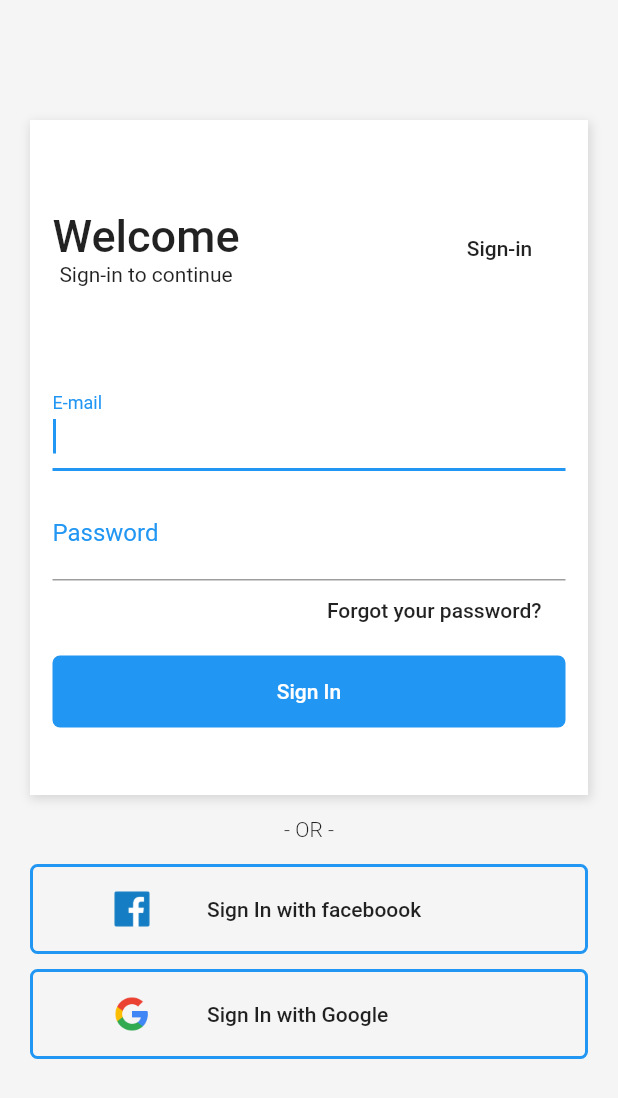
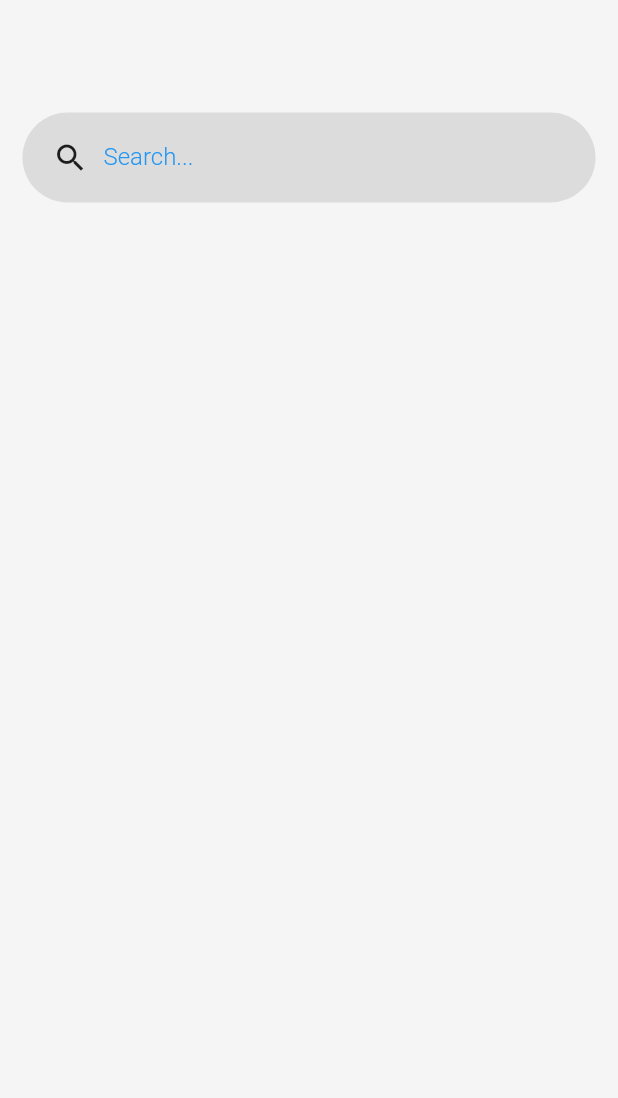
Before and after one commit to DiegoRomario/go_mall_flutter_app, a Flutter app: the screen it shows after launch, after a tap on "Sign In", on a phone screen of 412 x 824 dp. Shown: the top 1098 px of the screen. Run offline on Flutter 3.47's test engine with Material 2 defaults, Android fonts, the phone set to English and light mode, and no system bars.

Commit message:
creating home page

```diff
--- /dev/null
+++ b/lib/pages/home.page.dart
@@ -0,0 +1,66 @@
+import 'package:flutter/material.dart';
+
+class HomePage extends StatelessWidget {
+  @override
+  Widget build(BuildContext context) {
+    return Scaffold(
+      body: Container(
+        padding: EdgeInsets.all(15),
+        color: Color(0xFFF5F5F5),
+        child: Column(
+          crossAxisAlignment: CrossAxisAlignment.stretch,
+          children: <Widget>[
+            SizedBox(
+              height: 60,
+            ),
+            search(),
+          ],
+        ),
+      ),
+    );
+  }
+}
+
+Widget search() {
+  return Container(
+    decoration: BoxDecoration(
+      color: Colors.black.withOpacity(0.1),
+      borderRadius: BorderRadius.all(
+        Radius.circular(128),
+      ),
+    ),
+    height: 60,
+    padding: EdgeInsets.only(
+      left: 20,
+    ),
+    child: Row(
+      children: <Widget>[
+        Icon(
+          Icons.search,
+        ),
+        Container(
+          width: 300,
+          padding: EdgeInsets.only(
+            left: 10,
+          ),
+          child: TextFormField(
+            keyboardType: TextInputType.text,
+            decoration: InputDecoration(
+              border: InputBorder.none,
+              labelText: "Search...",
+              labelStyle: TextStyle(
+                color: Colors.blue,
+                fontWeight: FontWeight.w300,
+                fontSize: 16,
+              ),
+            ),
+            style: TextStyle(
+              fontSize: 20,
+              color: Colors.blue,
+            ),
+          ),
+        )
+      ],
+    ),
+  );
+}
--- a/lib/pages/login.page.dart
+++ b/lib/pages/login.page.dart
@@ -1,4 +1,7 @@
 import 'package:flutter/material.dart';
+import 'package:go_mall_flutter_app/pages/signup.page.dart';
+
+import 'home.page.dart';
 
 class LoginPage extends StatelessWidget {
   @override
@@ -38,9 +41,15 @@ class LoginPage extends StatelessWidget {
                           ],
                         ),
                         FlatButton(
-                          onPressed: () {},
-                          child: Text("Sign-in"),
-                        )
+                            child: Text("Sign-up"),
+                            onPressed: () {
+                              Navigator.push(
+                                context,
+                                MaterialPageRoute(
+                                  builder: (context) => SignupPage(),
+                                ),
+                              );
+                            })
                       ],
                     ),
                     SizedBox(
@@ -98,7 +107,14 @@ class LoginPage extends StatelessWidget {
                         ),
                       ),
                       child: FlatButton(
-                        onPressed: () {},
+                        onPressed: () {
+                          Navigator.push(
+                            context,
+                            MaterialPageRoute(
+                              builder: (context) => HomePage(),
+                            ),
+                          );
+                        },
                         child: Text(
                           "Sign In",
                           style: TextStyle(
```
Also changed, not shown: lib/pages/signup.page.dart (added, +130 -0 lines).
